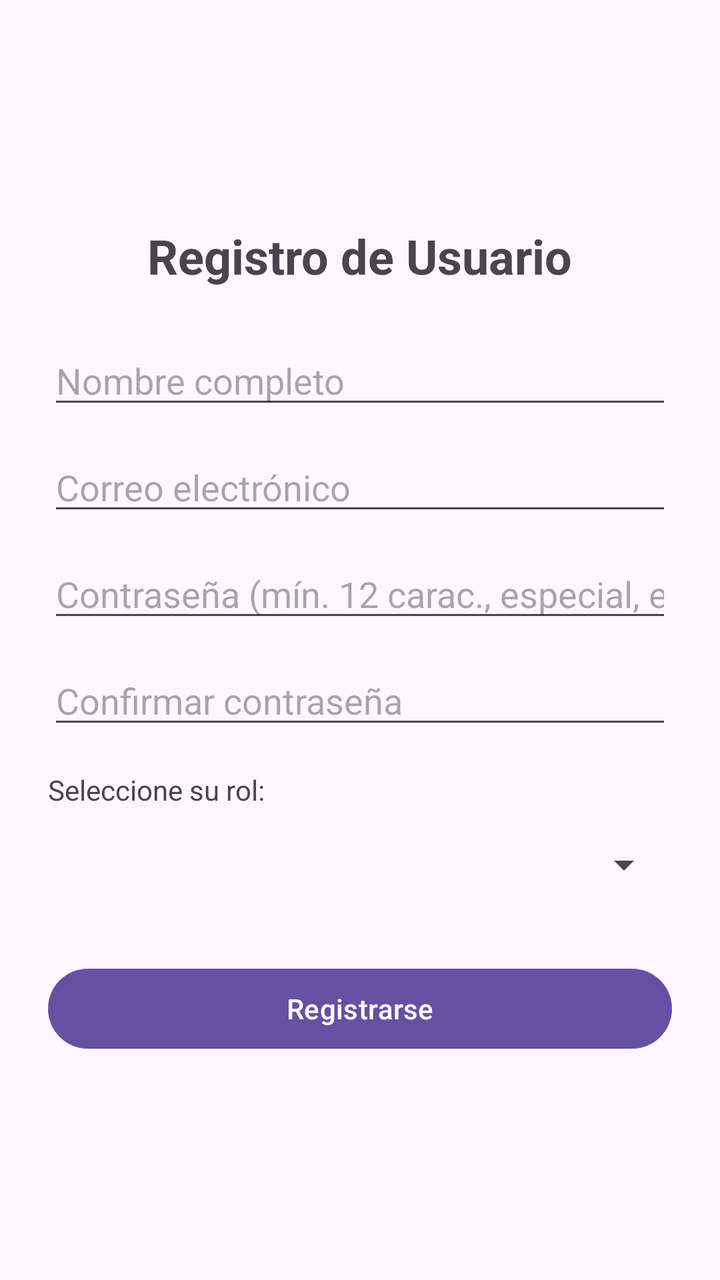
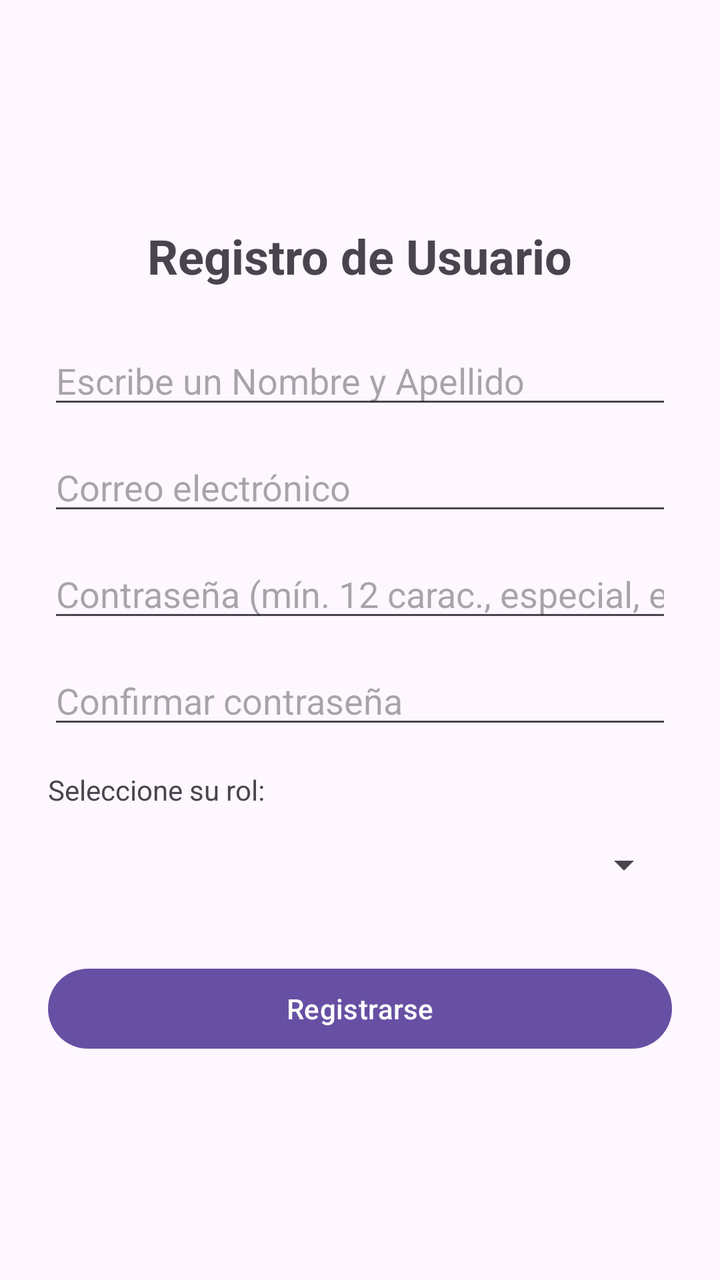

Compare the two renders of this Android layout. The source of the first and the diff that turns it into the second are given below.
<!-- AndroidManifest.xml: application theme Theme.RecursoDidacticos -->
<!-- res/layout/activity_register.xml -->
<?xml version="1.0" encoding="utf-8"?>
<LinearLayout xmlns:android="http://schemas.android.com/apk/res/android"
    xmlns:tools="http://schemas.android.com/tools"
    android:layout_width="match_parent"
    android:layout_height="match_parent"
    android:orientation="vertical"
    android:padding="24dp"
    android:gravity="center"
    tools:context=".view.RegisterActivity">

    <TextView
        android:layout_width="wrap_content"
        android:layout_height="wrap_content"
        android:text="Registro de Usuario"
        android:textSize="24sp"
        android:textStyle="bold"
        android:layout_marginBottom="24dp"/>

    
    <EditText
        android:id="@+id/etName"
        android:layout_width="match_parent"
        android:layout_height="wrap_content"
        android:hint="Nombre completo"
        android:inputType="textPersonName"
        android:layout_marginBottom="12dp"/>

    
    <EditText
        android:id="@+id/etEmail"
        android:layout_width="match_parent"
        android:layout_height="wrap_content"
        android:hint="Correo electrónico"
        android:inputType="textEmailAddress"
        android:layout_marginBottom="12dp"/>

    
    <EditText
        android:id="@+id/etPassword"
        android:layout_width="match_parent"
        android:layout_height="wrap_content"
        android:hint="Contraseña (mín. 12 carac., especial, etc.)"
        android:inputType="textPassword"
        android:layout_marginBottom="12dp"/>

    
    <EditText
        android:id="@+id/etConfirmPassword"
        android:layout_width="match_parent"
        android:layout_height="wrap_content"
        android:hint="Confirmar contraseña"
        android:inputType="textPassword"
        android:layout_marginBottom="16dp"/>

    
    <TextView
        android:layout_width="match_parent"
        android:layout_height="wrap_content"
        android:text="Seleccione su rol:"
        android:textSize="14sp"
        android:layout_marginBottom="4dp"/>

    <Spinner
        android:id="@+id/spinnerRol"
        android:layout_width="match_parent"
        android:layout_height="48dp"
        android:layout_marginBottom="24dp"/>

    
    <Button
        android:id="@+id/btnRegister"
        android:layout_width="match_parent"
        android:layout_height="wrap_content"
        android:text="Registrarse"/>

</LinearLayout>
<!-- resources referenced by this layout -->
<resources>
  <style name="Theme.RecursoDidacticos" parent="Base.Theme.RecursoDidacticos" />
  <style name="Base.Theme.RecursoDidacticos" parent="Theme.Material3.DayNight.NoActionBar">
          
          
      </style>
</resources>

<!-- the commit's change to res/layout/activity_register.xml (unified diff, before → after) -->
@@ -21,7 +21,7 @@
         android:id="@+id/etName"
         android:layout_width="match_parent"
         android:layout_height="wrap_content"
-        android:hint="Nombre completo"
+        android:hint="Escribe un Nombre y Apellido"
         android:inputType="textPersonName"
         android:layout_marginBottom="12dp"/>
 
